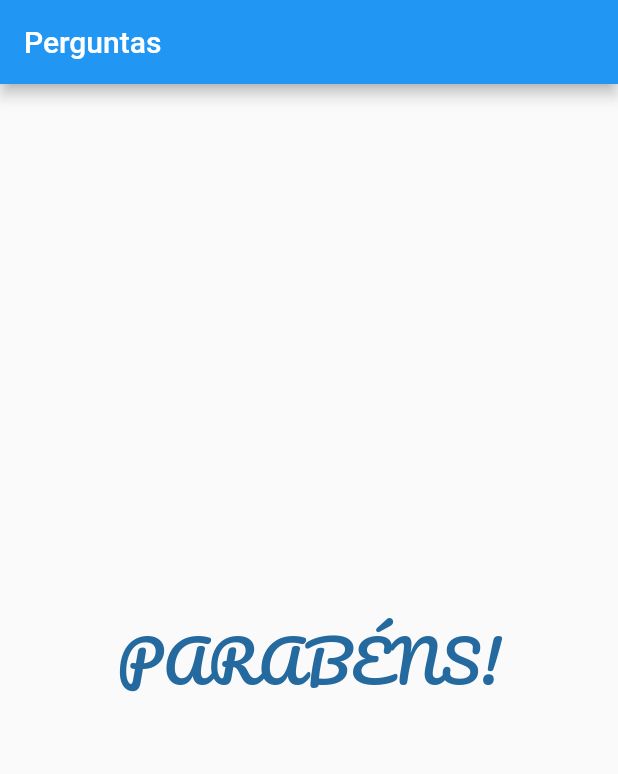
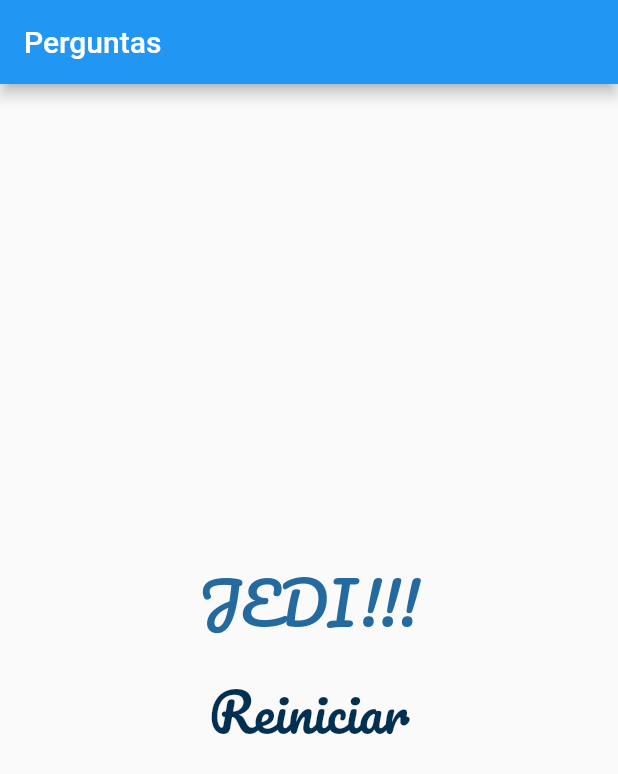
Before and after one commit to jianLicio/perguntas, a Flutter app: the screen it shows after launch, after a tap on "VERMELHO", after a tap on "GATO", after a tap on "PAULO", on a phone screen of 412 x 824 dp. Shown: the top 774 px of the screen. Run offline on Flutter 3.47's test engine with Material 2 defaults, Android fonts, the phone set to English and light mode, and no system bars; our stand-ins replace google_fonts.

Commit message:
pontuação adicionada

```diff
--- a/lib/main.dart
+++ b/lib/main.dart
@@ -8,25 +8,49 @@ main() {
 
 class PerguntaAppState extends State<PerguntaApp> {
   var _perguntaSelecionada = 0;
+  var _pontuacaoTotal = 0;
   final _perguntas = const [
     {
       'texto': 'Qual é a sua cor favorita?',
-      'respostas': ['VERMELHO', 'VERDE', 'AZUL', 'PRETO'],
+      'respostas': [
+        {'texto': 'VERMELHO', 'pontuacao': 10},
+        {'texto': 'VERDE', 'pontuacao': 5},
+        {'texto': 'AZUL', 'pontuacao': 4},
+        {'texto': 'PRETO', 'pontuacao': 1},
+      ],
     },
     {
       'texto': 'Qual é o seu animal favorito?',
-      'respostas': ['CACHORRO', 'GATO', 'CAVALO', 'VACA'],
+      'respostas': [
+        {'texto': 'CACHORRO', 'pontuacao': 2},
+        {'texto': 'GATO', 'pontuacao': 7},
+        {'texto': 'CAVALO', 'pontuacao': 3},
+        {'texto': 'VACA', 'pontuacao': 9},
+      ],
     },
     {
       'texto': 'Qual é o seu instrutor favorito?',
-      'respostas': ['JOÃO', 'MARIA', 'PAULO', 'LETICIA'],
+      'respostas': [
+        {'texto': 'JOÃO', 'pontuacao': 8},
+        {'texto': 'MARIA', 'pontuacao': 5},
+        {'texto': 'PAULO', 'pontuacao': 1},
+        {'texto': 'LETICIA', 'pontuacao': 6},
+      ],
     }
   ];
 
-  void _responder() {
+  void _responder(int pontuacao) {
     setState(() {
       _perguntaSelecionada++;
-      // print(_perguntaSelecionada);
+      _pontuacaoTotal += pontuacao;
+    });
+    debugPrint(_pontuacaoTotal as String);
+  }
+
+  void _reiniciarQuestionario() {
+    setState(() {
+      _perguntaSelecionada = 0;
+      _pontuacaoTotal = 0;
     });
   }
 
@@ -49,7 +73,10 @@ class PerguntaAppState extends State<PerguntaApp> {
                 perguntas: _perguntas,
                 perguntaSelecionada: _perguntaSelecionada,
                 responder: _responder)
-            : const Resultado(),
+            : Resultado(
+                pontuacao: _pontuacaoTotal,
+                reiniciarQuestionario: _reiniciarQuestionario,
+              ),
       ),
     );
   }
--- a/lib/questionario.dart
+++ b/lib/questionario.dart
@@ -5,33 +5,29 @@ import 'resposta.dart';
 class Questionario extends StatelessWidget {
   final int perguntaSelecionada;
   final List<Map<String, Object>> perguntas;
-  final void Function() responder;
+  final void Function(int) responder;
 
   const Questionario({
     Key? key,
     required this.perguntas,
     required this.perguntaSelecionada,
-    // required this.quandoResponder,
     required this.responder,
   }) : super(key: key);
 
-  // bool get temPerguntaSelecionada {
-  //   return perguntaSelecionada < perguntas.length;
-  // }
-
   @override
   Widget build(BuildContext context) {
-    // List<String> respostas = temPerguntaSelecionada
-    //     ? perguntas[perguntaSelecionada].cast()['respostas']
-    //     : [];
-    List<String> respostas = perguntas[perguntaSelecionada].cast()['respostas'];
+    List<Map<String, dynamic>> respostas =
+        perguntas[perguntaSelecionada].cast()['respostas'];
 
     return Column(children: <Widget>[
       Questao(texto: perguntas[perguntaSelecionada]['texto'].toString()),
-      ...respostas
-          .map((t) =>
-              Resposta(texto: t.toString(), quandoSelecionado: responder))
-          .toList(),
+      ...respostas.map((respo) {
+        return Resposta(
+          texto: respo['texto'].toString(),
+          quandoSelecionado: () =>
+              responder(int.parse(respo['pontuacao'].toString())),
+        );
+      }).toList(),
     ]);
   }
 }
--- a/lib/resultado.dart
+++ b/lib/resultado.dart
@@ -1,19 +1,57 @@
 import 'package:flutter/cupertino.dart';
+import 'package:flutter/material.dart';
 import 'package:google_fonts/google_fonts.dart';
 
 class Resultado extends StatelessWidget {
-  const Resultado({Key? key}) : super(key: key);
+  final int pontuacao;
+  final void Function() reiniciarQuestionario;
+
+  const Resultado({
+    Key? key,
+    required this.pontuacao,
+    required this.reiniciarQuestionario,
+  }) : super(key: key);
+
+  String get fraseResultado {
+    if (pontuacao < 8) {
+      return 'PARABÉNS';
+    } else if (pontuacao < 12) {
+      return 'VOCÊ É BOM!';
+    } else if (pontuacao < 16) {
+      return 'IMPRESSIONANTE!';
+    } else {
+      return 'JEDI!!!';
+    }
+  }
 
   @override
   Widget build(BuildContext context) {
-    return Center(
-      child: Text(
-        'PARABÉNS!',
-        style: GoogleFonts.pacifico(
-          fontSize: 38,
-          color: const Color.fromARGB(255, 37, 106, 158),
+    return Column(
+      mainAxisAlignment: MainAxisAlignment.center,
+      children: [
+        Center(
+          child: Text(
+            fraseResultado,
+            style: GoogleFonts.pacifico(
+              fontSize: 38,
+              color: const Color.fromARGB(255, 37, 106, 158),
+            ),
+          ),
         ),
-      ),
+        TextButton(
+          child: Text(
+            'Reiniciar',
+            style: GoogleFonts.pacifico(
+              fontSize: 35,
+              color: const Color.fromARGB(255, 3, 47, 80),
+            ),
+          ),
+          style: TextButton.styleFrom(
+            primary: const Color.fromARGB(255, 47, 124, 196),
+          ),
+          onPressed: reiniciarQuestionario,
+        )
+      ],
     );
   }
 }
```
